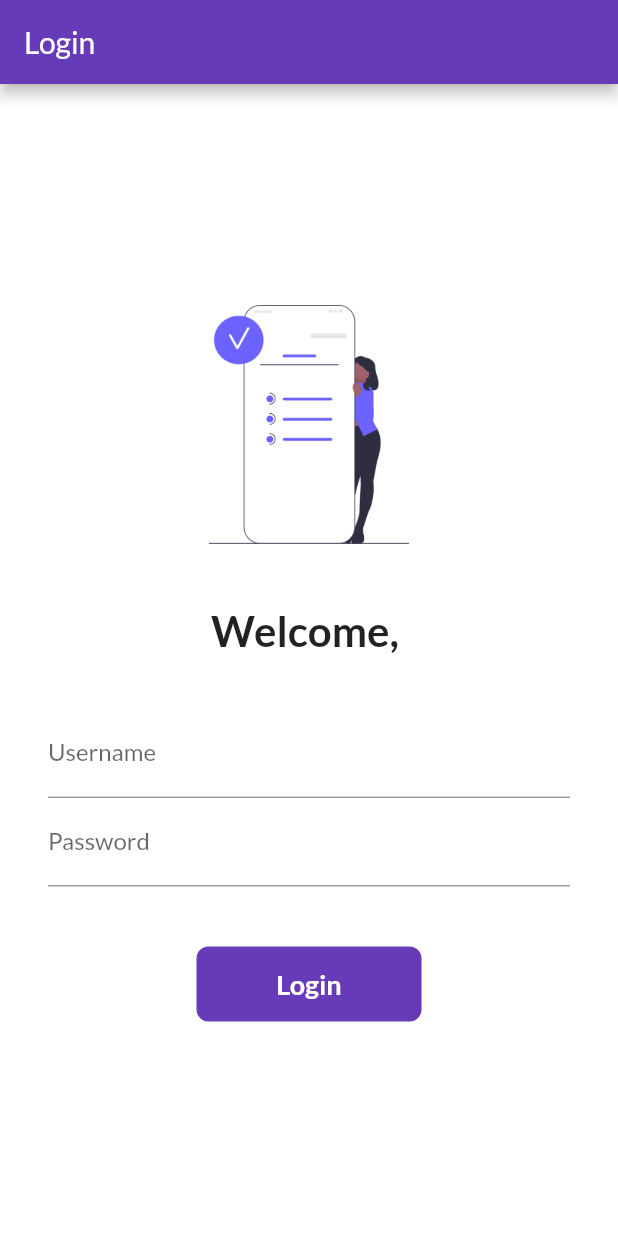
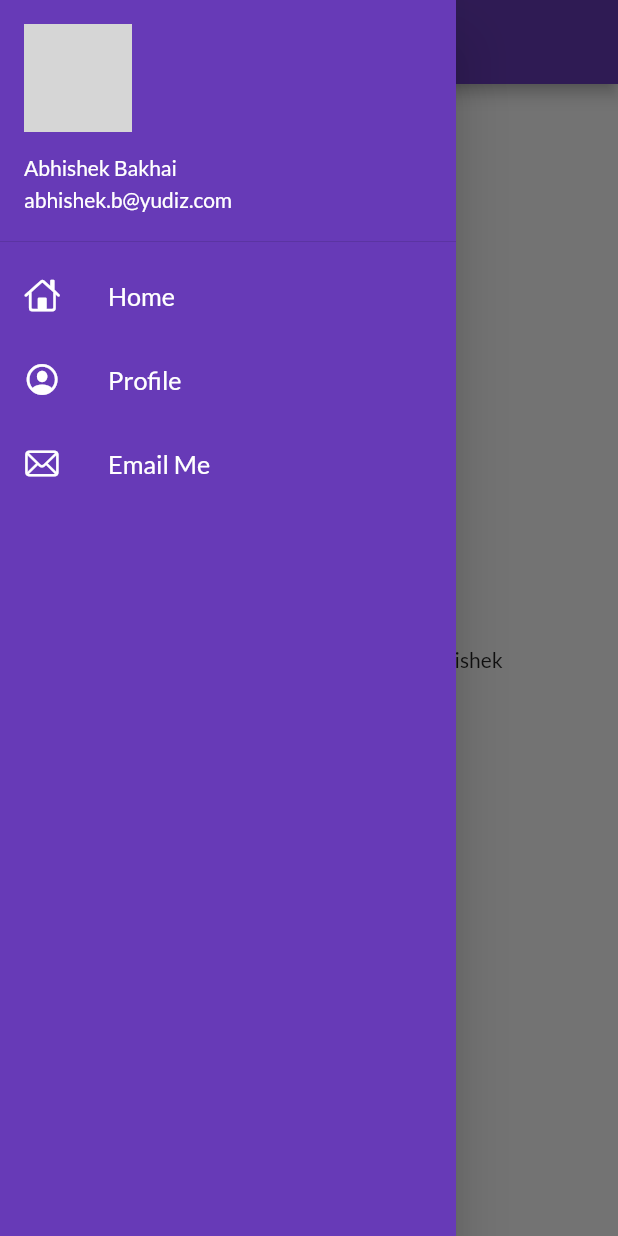
Before and after one commit to yudiz-abhishek/30DaysOfFlutter, a Flutter app: the screen it shows after launch, with the side drawer open (before the commit the screen has no drawer), on a phone screen of 412 x 824 dp. Run offline on Flutter 3.47's test engine with Material 2 defaults, Android fonts, the phone set to English and light mode, and no system bars; our stand-ins replace google_fonts; network calls fail; grey boxes are pictures that could not be loaded.

Commit message:
DrawerHeader,ListView,ListTile,CupertinoIcons

```diff
--- a/lib/main.dart
+++ b/lib/main.dart
@@ -28,6 +28,8 @@ class MyApp extends StatelessWidget {
     return MaterialApp(
       //Set Dark and Light Theme
       themeMode: ThemeMode.light,
+      //For remove debuge banner
+      debugShowCheckedModeBanner: false,
       //For Light Theme Colors
       theme: ThemeData(
           //Auto Switch Colors using dart collections
@@ -36,7 +38,7 @@ class MyApp extends StatelessWidget {
           fontFamily: GoogleFonts.lato().fontFamily),
       //For Dark Theme Colors
       darkTheme: ThemeData(brightness: Brightness.dark),
-      initialRoute: "/",
+      initialRoute: MyRoutes.homeRoute,
       routes: {
         "/": (context) => LoginPage(),
         MyRoutes.homeRoute: (context) => HomePage(),
--- a/lib/pages/home_page.dart
+++ b/lib/pages/home_page.dart
@@ -1,4 +1,6 @@
 import 'package:flutter/material.dart';
+
+import '../widgets/drawer.dart';
 
 class HomePage extends StatelessWidget {
   @override
@@ -13,7 +15,7 @@ class HomePage extends StatelessWidget {
       body: Center(
           child: Container(
               child: Text("Welcome to $days days of flutter by $name"))),
-      drawer: Drawer(),
+      drawer: MyDrawer(),
     );
   }
 }
--- /dev/null
+++ b/lib/widgets/drawer.dart
@@ -0,0 +1,71 @@
+import 'package:flutter/cupertino.dart';
+import 'package:flutter/material.dart';
+
+class MyDrawer extends StatelessWidget {
+  @override
+  Widget build(BuildContext context) {
+    final imageURL =
+        "https://d2qp0siotla746.cloudfront.net/img/use-cases/profile-picture/template_0.jpg";
+    return Drawer(
+      child: Container(
+        //For Remove upper and below white space wrap it into container
+        color: Colors.deepPurple,
+        child: ListView(
+          padding: EdgeInsets.zero,
+          children: [
+            DrawerHeader(
+                //For remove padding space
+                padding: EdgeInsets.zero,
+                child: UserAccountsDrawerHeader(
+                  //For remove margin space
+                  margin: EdgeInsets.zero,
+                  accountName: Text("Abhishek Bakhai"),
+                  accountEmail: Text("abhishek.b@yudiz.com"),
+                  currentAccountPicture: CircleAvatar(
+                    //For Assest Use Asset,
+                    //For Network User a NetworkImage
+                    backgroundImage: NetworkImage(imageURL),
+                  ),
+                )),
+            //First Item
+            ListTile(
+              leading: Icon(
+                CupertinoIcons.home,
+                color: Colors.white,
+              ),
+              title: Text(
+                "Home",
+                textScaleFactor: 1.2,
+                style: TextStyle(color: Colors.white),
+              ),
+            ),
+            //Second Item
+            ListTile(
+              leading: Icon(
+                CupertinoIcons.profile_circled,
+                color: Colors.white,
+              ),
+              title: Text(
+                "Profile",
+                textScaleFactor: 1.2,
+                style: TextStyle(color: Colors.white),
+              ),
+            ),
+            //Third Item
+            ListTile(
+              leading: Icon(
+                CupertinoIcons.mail,
+                color: Colors.white,
+              ),
+              title: Text(
+                "Email Me",
+                textScaleFactor: 1.2,
+                style: TextStyle(color: Colors.white),
+              ),
+            )
+          ],
+        ),
+      ),
+    );
+  }
+}
```
